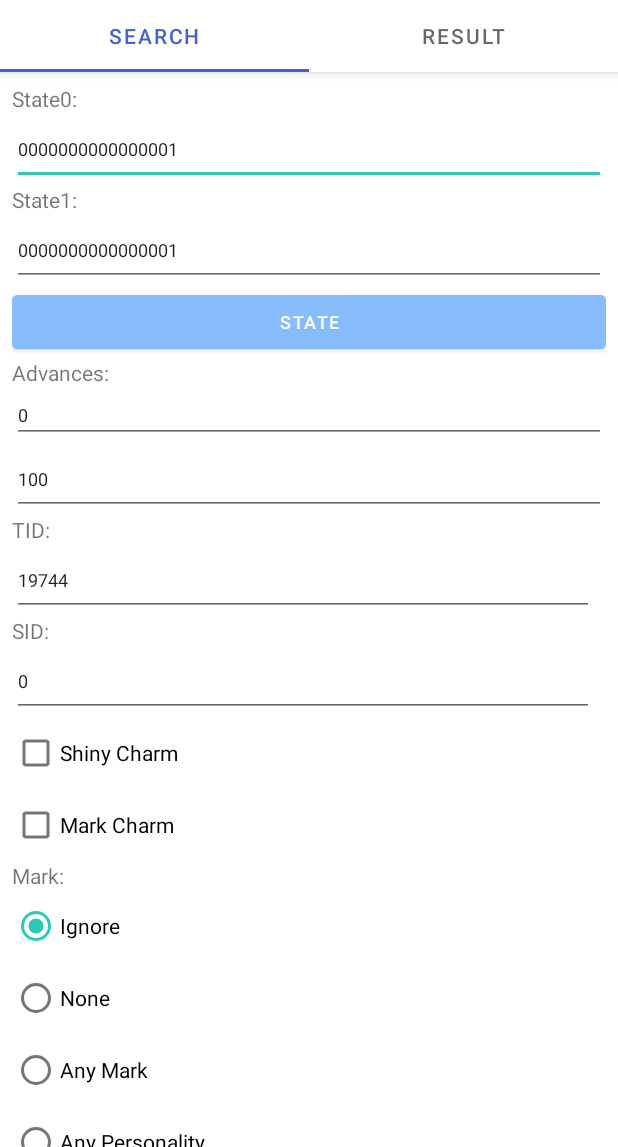
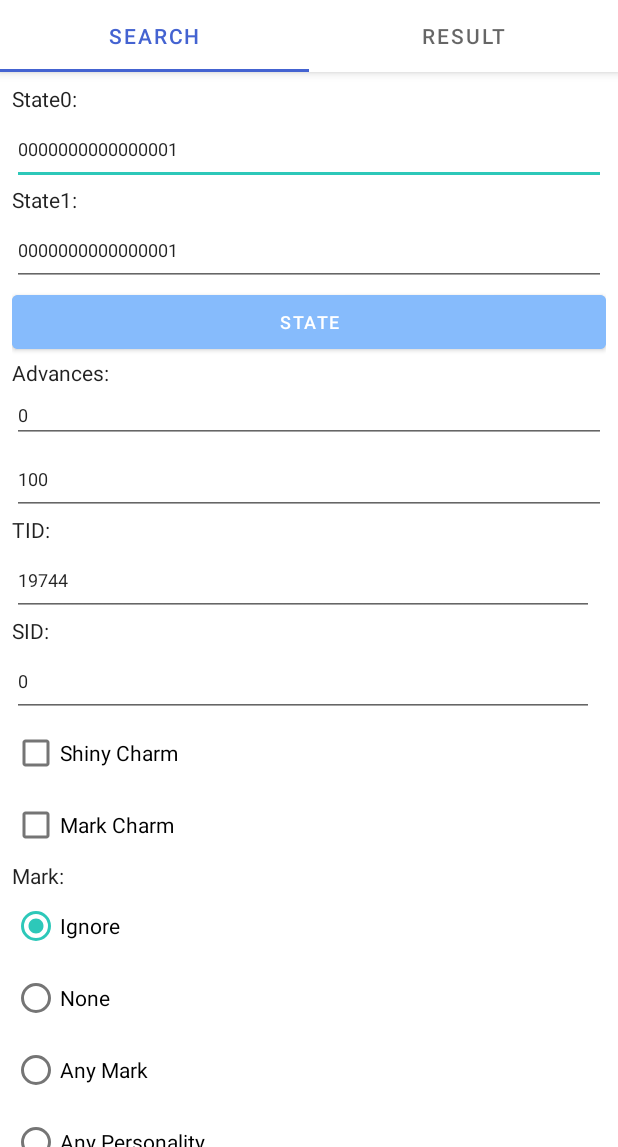
Before and after one commit to IPA989/SwShOverWorldRNGTool, an Android app: the screen it shows after launch (MainActivity), on a phone screen of 412 x 824 dp, the part 89-1236 px from its top. Run offline under Robolectric (Android 15) with nearby library versions, the phone set to English and light mode, and no system bars; 1 statement that could not run was skipped.

Commit message:
change text style

```diff
--- a/SwShOverWorldRNGTool/app/src/main/res/layout/activity_settings.xml
+++ b/SwShOverWorldRNGTool/app/src/main/res/layout/activity_settings.xml
@@ -14,6 +14,7 @@
         android:id="@+id/settingAboutLabel"
         android:layout_width="match_parent"
         android:layout_height="wrap_content"
+        style="@style/TextAppearance.AppCompat"
         android:text="@string/settingAboutLabel"
         android:textSize="20sp" />
 
@@ -24,6 +25,7 @@
         android:layout_marginTop="8dp"
         android:autoLink="web"
         android:minHeight="48dp"
+        style="@style/TextAppearance.AppCompat"
         android:text="@string/settingAbout" />
 
     <TextView
@@ -31,6 +33,7 @@
         android:layout_width="match_parent"
         android:layout_height="wrap_content"
         android:text="@string/LicensesLabel"
+        style="@style/TextAppearance.AppCompat"
         android:textSize="20sp" />
 
     <TextView
@@ -38,7 +41,8 @@
         android:layout_marginTop="8dp"
         android:layout_width="match_parent"
         android:layout_height="wrap_content"
+        style="@style/TextAppearance.AppCompat"
         android:autoLink="web"
-android:text="@string/Licenses" />
+        android:text="@string/Licenses" />
 
 </LinearLayout>
--- a/SwShOverWorldRNGTool/app/src/main/res/layout/main_result.xml
+++ b/SwShOverWorldRNGTool/app/src/main/res/layout/main_result.xml
@@ -27,8 +27,8 @@
                     android:layout_width="match_parent"
                     android:layout_height="match_parent"
                     android:fontFamily="monospace"
+                    style="@style/TextAppearance.AppCompat"
                     android:text="@string/resultView"
-                    android:textColor="@color/black"
                     android:textSize="14sp" />
             </ScrollView>
 
--- a/SwShOverWorldRNGTool/app/src/main/res/layout/main_search.xml
+++ b/SwShOverWorldRNGTool/app/src/main/res/layout/main_search.xml
@@ -50,6 +50,7 @@
                 android:layout_width="wrap_content"
                 android:layout_height="wrap_content"
                 android:layout_weight="1"
+                style="@style/TextAppearance.AppCompat"
                 android:text="@string/state0Label" />
 
             <EditText
@@ -69,6 +70,7 @@
                 android:layout_width="wrap_content"
                 android:layout_height="wrap_content"
                 android:layout_weight="1"
+                style="@style/TextAppearance.AppCompat"
                 android:text="@string/state1Label" />
 
             <EditText
@@ -107,6 +109,7 @@
                 android:layout_width="wrap_content"
                 android:layout_height="wrap_content"
                 android:layout_weight="1"
+                style="@style/TextAppearance.AppCompat"
                 android:text="@string/advancesLabel" />
 
             <EditText
@@ -139,6 +142,7 @@
                 android:layout_width="wrap_content"
                 android:layout_height="wrap_content"
                 android:layout_weight="1"
+                style="@style/TextAppearance.AppCompat"
                 android:text="@string/tsvLabel" />
 
             <EditText
@@ -160,6 +164,7 @@
                 android:layout_width="wrap_content"
                 android:layout_height="wrap_content"
                 android:layout_weight="1"
+                style="@style/TextAppearance.AppCompat"
                 android:text="@string/trvLabel" />
 
             <EditText
@@ -199,6 +204,7 @@
                 android:layout_width="match_parent"
                 android:layout_height="wrap_content"
                 android:layout_weight="1"
+                style="@style/TextAppearance.AppCompat"
                 android:text="@string/markLabel" />
 
             <RadioGroup
@@ -243,6 +249,7 @@
                 android:layout_width="match_parent"
                 android:layout_height="wrap_content"
                 android:layout_weight="1"
+                style="@style/TextAppearance.AppCompat"
                 android:text="@string/ShinyLabel" />
 
             <RadioGroup
@@ -282,6 +289,7 @@
                 android:layout_height="wrap_content"
                 android:layout_weight="1"
                 android:visibility="gone"
+                style="@style/TextAppearance.AppCompat"
                 android:text="@string/natureLabel" />
 
             <EditText
@@ -367,6 +375,7 @@
                 android:layout_width="match_parent"
                 android:layout_height="wrap_content"
                 android:layout_weight="1"
+                style="@style/TextAppearance.AppCompat"
                 android:text="@string/hp" />
 
             <LinearLayout
@@ -393,6 +402,7 @@
                     android:layout_width="wrap_content"
                     android:layout_height="wrap_content"
                     android:layout_weight="1"
+                    style="@style/TextAppearance.AppCompat"
                     android:text="@string/hyphen"
                     android:textAlignment="center" />
 
@@ -416,6 +426,7 @@
                 android:layout_width="match_parent"
                 android:layout_height="wrap_content"
                 android:layout_weight="1"
+                style="@style/TextAppearance.AppCompat"
                 android:text="@string/atk" />
 
             <LinearLayout
@@ -442,6 +453,7 @@
                     android:layout_width="wrap_content"
                     android:layout_height="wrap_content"
                     android:layout_weight="1"
+                    style="@style/TextAppearance.AppCompat"
                     android:text="@string/hyphen"
                     android:textAlignment="center" />
 
@@ -465,6 +477,7 @@
                 android:layout_width="match_parent"
                 android:layout_height="wrap_content"
                 android:layout_weight="1"
+                style="@style/TextAppearance.AppCompat"
                 android:text="@string/def" />
 
             <LinearLayout
@@ -491,6 +504,7 @@
                     android:layout_width="wrap_content"
                     android:layout_height="wrap_content"
                     android:layout_weight="1"
+                    style="@style/TextAppearance.AppCompat"
                     android:text="@string/hyphen"
                     android:textAlignment="center" />
 
@@ -514,6 +528,7 @@
                 android:layout_width="match_parent"
                 android:layout_height="wrap_content"
                 android:layout_weight="1"
+                style="@style/TextAppearance.AppCompat"
                 android:text="@string/spa" />
 
             <LinearLayout
@@ -540,6 +555,7 @@
                     android:layout_width="wrap_content"
                     android:layout_height="wrap_content"
                     android:layout_weight="1"
+                    style="@style/TextAppearance.AppCompat"
                     android:text="@string/hyphen"
                     android:textAlignment="center" />
 
@@ -563,6 +579,7 @@
                 android:layout_width="match_parent"
                 android:layout_height="wrap_content"
                 android:layout_weight="1"
+                style="@style/TextAppearance.AppCompat"
                 android:text="@string/spd" />
 
             <LinearLayout
@@ -589,6 +606,7 @@
                     android:layout_width="wrap_content"
                     android:layout_height="wrap_content"
                     android:layout_weight="1"
+                    style="@style/TextAppearance.AppCompat"
                     android:text="@string/hyphen"
                     android:textAlignment="center" />
 
@@ -612,6 +630,7 @@
                 android:layout_width="match_parent"
                 android:layout_height="wrap_content"
                 android:layout_weight="1"
+                style="@style/TextAppearance.AppCompat"
                 android:text="@string/spe" />
 
             <LinearLayout
@@ -639,6 +658,7 @@
                     android:layout_width="wrap_content"
                     android:layout_height="wrap_content"
                     android:layout_weight="1"
+                    style="@style/TextAppearance.AppCompat"
                     android:text="@string/hyphen"
                     android:textAlignment="center" />
 
@@ -662,6 +682,7 @@
                 android:layout_width="wrap_content"
                 android:layout_height="wrap_content"
                 android:layout_weight="1"
+                style="@style/TextAppearance.AppCompat"
                 android:text="@string/slot" />
 
             <LinearLayout
@@ -688,6 +709,7 @@
                     android:layout_width="wrap_content"
                     android:layout_height="wrap_content"
                     android:layout_weight="1"
+                    style="@style/TextAppearance.AppCompat"
                     android:text="@string/hyphen"
                     android:textAlignment="center" />
 
@@ -709,6 +731,7 @@
                 android:layout_width="wrap_content"
                 android:layout_height="wrap_content"
                 android:layout_weight="1"
+                style="@style/TextAppearance.AppCompat"
                 android:text="@string/level" />
 
             <LinearLayout
@@ -735,6 +758,7 @@
                     android:layout_width="wrap_content"
                     android:layout_height="wrap_content"
                     android:layout_weight="1"
+                    style="@style/TextAppearance.AppCompat"
                     android:text="@string/hyphen"
                     android:textAlignment="center" />
 
@@ -756,6 +780,7 @@
                 android:layout_width="match_parent"
                 android:layout_height="wrap_content"
                 android:layout_weight="1"
+                style="@style/TextAppearance.AppCompat"
                 android:text="@string/kosLabel" />
 
             <EditText
--- a/SwShOverWorldRNGTool/app/src/main/res/values-night/themes.xml
+++ b/SwShOverWorldRNGTool/app/src/main/res/values-night/themes.xml
@@ -8,7 +8,7 @@
         <!-- Secondary brand color. -->
         <item name="colorSecondary">@color/teal_200</item>
         <item name="colorSecondaryVariant">@color/teal_200</item>
-        <item name="colorOnSecondary">@color/black</item>
+        <item name="colorOnSecondary">@color/ic_launcher_background</item>
         <!-- Status bar color. -->
         <item name="android:statusBarColor" tools:targetApi="l">?attr/colorPrimaryVariant</item>
         <!-- Customize your theme here. -->
```
Also changed, not shown: SwShOverWorldRNGTool/app/src/main/res/layout/activity_state_search.xml (+13 -0 lines).
